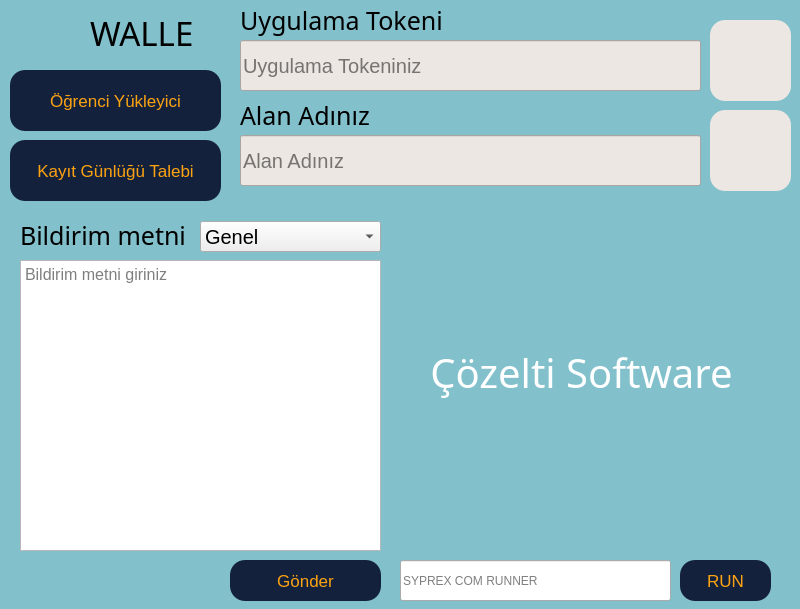
Before: the Qt Designer form output/app/app.ui in Muhammedska/kys, drawn with Qt 5.
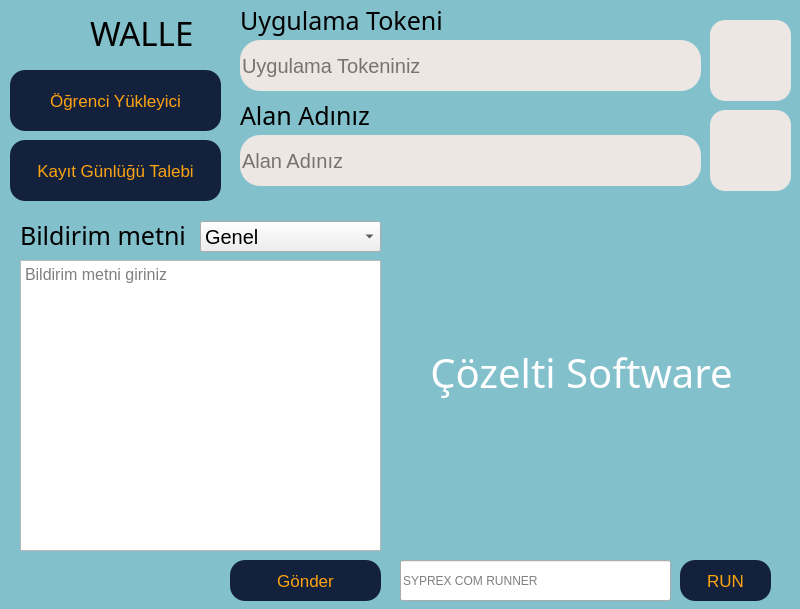
After: the same form once the commit is applied. Icons and pictures are not drawn.

Commit message: app rar

```diff
--- a/output/app/app.ui
+++ b/output/app/app.ui
@@ -131,7 +131,10 @@
      </font>
     </property>
     <property name="styleSheet">
-     <string notr="true">QLineEdit{background-color:#EDE7E3;}</string>
+     <string notr="true">QLineEdit{border-radius: 20px;background-color:#EDE7E3;}
+
+
+</string>
     </property>
     <property name="maxLength">
      <number>13</number>
@@ -180,7 +183,7 @@
      </font>
     </property>
     <property name="styleSheet">
-     <string notr="true">QLineEdit{background-color:#EDE7E3;}</string>
+     <string notr="true">QLineEdit{border-radius: 20px;background-color:#EDE7E3;}</string>
     </property>
     <property name="text">
      <string/>
```
